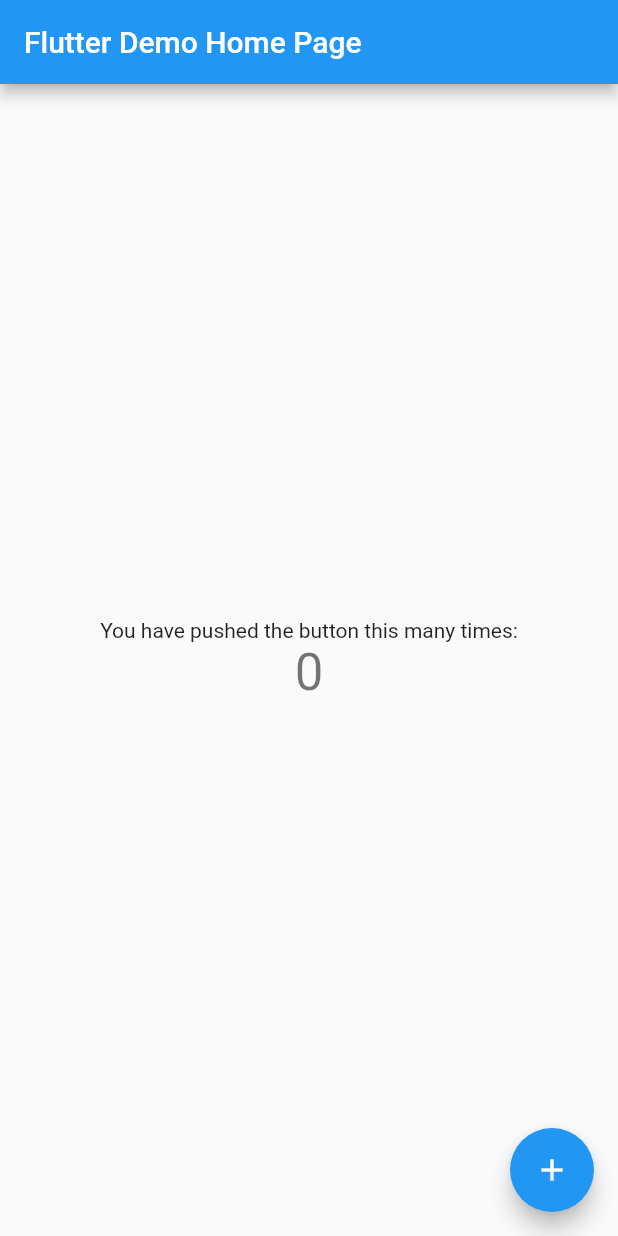
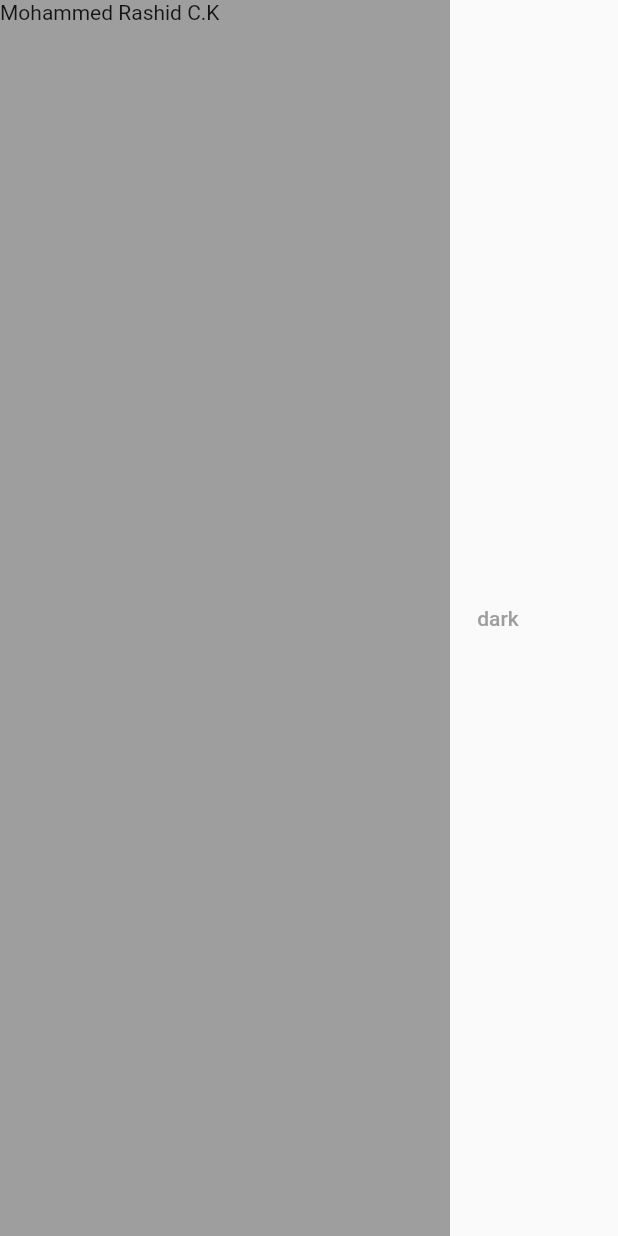
Before and after one commit to rashidmrck/my_profile, a Flutter app: the screen it shows after launch, on a phone screen of 412 x 824 dp. Run offline on Flutter 3.47's test engine with Material 2 defaults, Android fonts, the light colour scheme and no system bars.

Commit message:
added theme data

```diff
--- a/lib/main.dart
+++ b/lib/main.dart
@@ -1,67 +1,66 @@
 import 'package:flutter/material.dart';
+import 'package:my_profile/providers/theme_provider.dart';
+import 'package:provider/provider.dart';
 
 void main() {
+  WidgetsFlutterBinding.ensureInitialized(); // Required
   runApp(const MyApp());
 }
 
 class MyApp extends StatelessWidget {
   const MyApp({Key? key}) : super(key: key);
 
-  // This widget is the root of your application.
   @override
   Widget build(BuildContext context) {
-    return MaterialApp(
-      title: 'Mohammed Rashid CK',
-      theme: ThemeData(
-        primarySwatch: Colors.blue,
+    return MultiProvider(
+      providers: [
+        ChangeNotifierProvider<ThemeProvider>(
+          create: (context) => ThemeProvider(),
+        ),
+      ],
+      child: Consumer<ThemeProvider>(
+        builder: (context, value, child) => MaterialApp(
+          title: 'Theme Manager Demo',
+          theme: value.themeData,
+          home: MyHomePage(),
+        ),
       ),
-      home: const MyHomePage(title: 'Flutter Demo Home Page'),
     );
   }
 }
 
 class MyHomePage extends StatefulWidget {
-  const MyHomePage({Key? key, required this.title}) : super(key: key);
-
-  final String title;
+  const MyHomePage({Key? key}) : super(key: key);
 
   @override
   State<MyHomePage> createState() => _MyHomePageState();
 }
 
 class _MyHomePageState extends State<MyHomePage> {
-  int _counter = 0;
-
-  void _incrementCounter() {
-    setState(() {
-      _counter++;
-    });
-  }
-
   @override
   Widget build(BuildContext context) {
     return Scaffold(
-      appBar: AppBar(
-        title: Text(widget.title),
-      ),
-      body: Center(
-        child: Column(
-          mainAxisAlignment: MainAxisAlignment.center,
-          children: <Widget>[
-            const Text(
-              'You have pushed the button this many times:',
+      body: Row(
+        children: <Widget>[
+          Container(
+            width: 300,
+            height: double.infinity,
+            color: Colors.grey,
+            child: ListView(
+              children: [
+                Text('Mohammed Rashid C.K')
+                // Container(
+                //   child: Ci,
+                // )
+              ],
             ),
-            Text(
-              '$_counter',
-              style: Theme.of(context).textTheme.headline4,
-            ),
-          ],
-        ),
-      ),
-      floatingActionButton: FloatingActionButton(
-        onPressed: _incrementCounter,
-        tooltip: 'Increment',
-        child: const Icon(Icons.add),
+          ),
+          TextButton(
+            onPressed: () => Provider.of<ThemeProvider>(context, listen: false)
+                .changeThemeData(),
+            child: Text('dark'),
+          ),
+        ],
       ),
     );
   }
--- /dev/null
+++ b/lib/providers/theme_provider.dart
@@ -0,0 +1,28 @@
+import 'package:flutter/material.dart';
+
+class ThemeProvider with ChangeNotifier {
+  late ThemeData _themeData = lightTheme;
+
+  final darkTheme = ThemeData.dark();
+
+  final lightTheme = ThemeData(
+    primarySwatch: Colors.grey,
+    primaryColor: Colors.white,
+    brightness: Brightness.light,
+    backgroundColor: const Color(0xFFE5E5E5),
+    dividerColor: Colors.white54,
+  );
+
+  ThemeData get themeData {
+    return _themeData;
+  }
+
+  void changeThemeData() {
+    if (_themeData == lightTheme) {
+      _themeData = darkTheme;
+    } else {
+      _themeData = lightTheme;
+    }
+    notifyListeners();
+  }
+}
--- a/pubspec.yaml
+++ b/pubspec.yaml
@@ -34,6 +34,7 @@
   # The following adds the Cupertino Icons font to your application.
   # Use with the CupertinoIcons class for iOS style icons.
   cupertino_icons: ^1.0.2
+  provider: ^6.0.3
 
 dev_dependencies:
   flutter_test:
```
Also changed, not shown: pubspec.lock, 6 other files.
